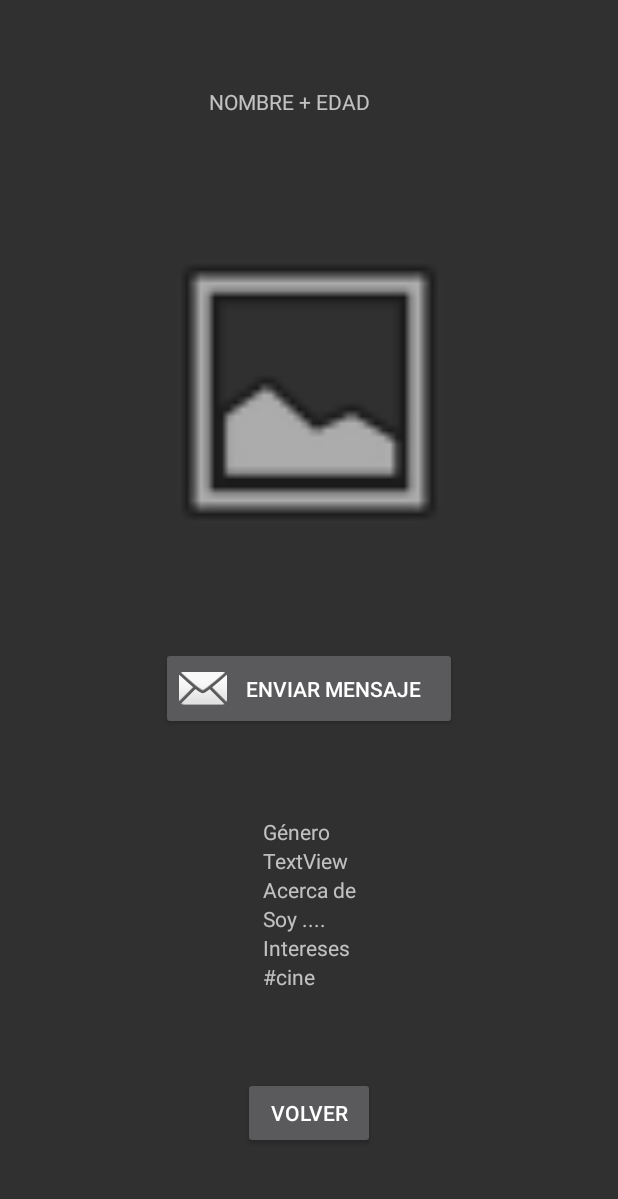
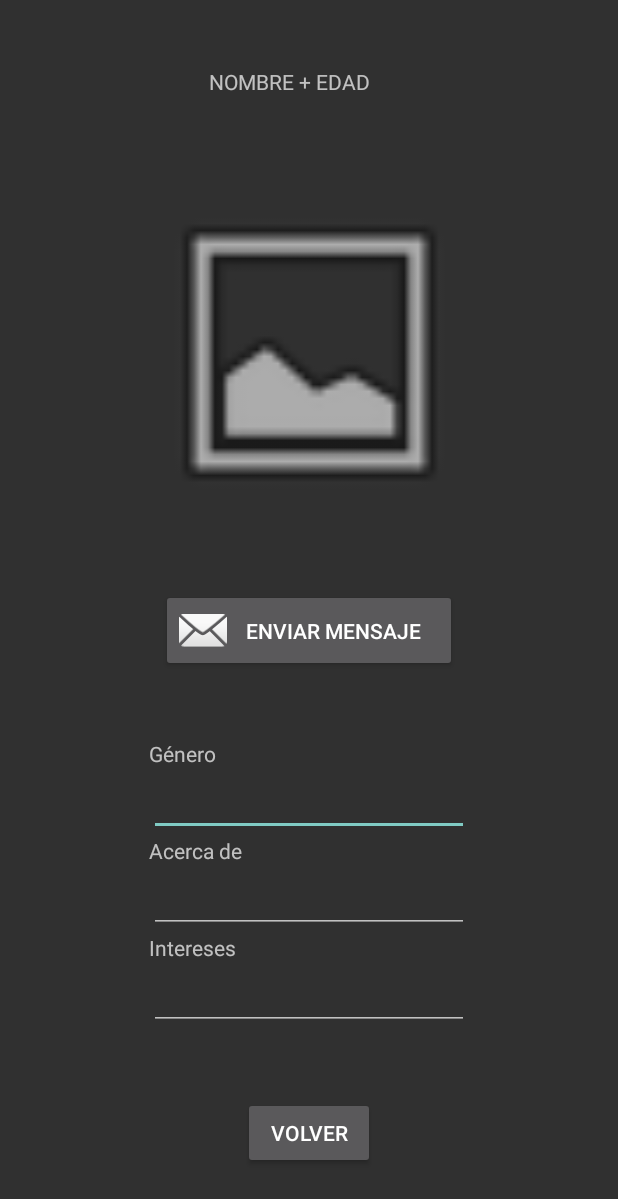
Before and after one commit to nuriale207/DAS, an Android app: the InfoUserActivity screen opened directly, with no data from a screen before it, on a phone screen of 412 x 824 dp. Shown: the top 1199 px of the screen. Run offline under Robolectric (Android 15) with nearby library versions, the phone set to English and light mode, and no system bars; our stand-ins replace Firebase (no records; nobody signed in at launch, a user with empty details on screens opened directly); pictures from the network do not load; Roboto replaces fonts that are not available here; 4 statements that could not run were skipped.

Commit message:
Mejorado info usuarios

```diff
--- a/app/src/main/java/com/example/das/InfoUserActivity.java
+++ b/app/src/main/java/com/example/das/InfoUserActivity.java
@@ -17,6 +17,7 @@ import android.preference.PreferenceManager;
 import android.util.Log;
 import android.view.View;
 import android.widget.Button;
+import android.widget.EditText;
 import android.widget.ImageView;
 import android.widget.TextView;
 
@@ -44,10 +45,10 @@ public class InfoUserActivity extends AppCompatActivity {
     private String intereses;
 
 
-    private TextView viewGenero;
+    private EditText viewGenero;
     private TextView viewNombreEdad;
-    private TextView viewDescripcion;
-    private TextView viewIntereses;
+    private EditText viewDescripcion;
+    private EditText viewIntereses;
 
     private ImageView imagen;
 
--- a/app/src/main/res/layout/activity_info_user.xml
+++ b/app/src/main/res/layout/activity_info_user.xml
@@ -50,11 +50,13 @@
                 android:layout_height="wrap_content"
                 android:text="Género" />
 
-            <TextView
+            <EditText
                 android:id="@+id/textViewGenero"
                 android:layout_width="match_parent"
                 android:layout_height="wrap_content"
-                android:text="TextView" />
+                android:clickable="false"
+                android:ems="10"
+                android:inputType="textPersonName" />
 
             <TextView
                 android:id="@+id/textViewAcercaDe"
@@ -62,11 +64,14 @@
                 android:layout_height="wrap_content"
                 android:text="Acerca de" />
 
-            <TextView
+            <EditText
                 android:id="@+id/textViewDescripcion"
                 android:layout_width="match_parent"
                 android:layout_height="wrap_content"
-                android:text="Soy ...." />
+                android:clickable="false"
+                android:ems="10"
+                android:gravity="start|top"
+                android:inputType="textMultiLine" />
 
             <TextView
                 android:id="@+id/textViewInteresesDe"
@@ -74,11 +79,12 @@
                 android:layout_height="wrap_content"
                 android:text="Intereses " />
 
-            <TextView
+            <EditText
                 android:id="@+id/textViewIntereses"
                 android:layout_width="match_parent"
                 android:layout_height="wrap_content"
-                android:text="#cine" />
+                android:ems="10"
+                android:inputType="textPersonName" />
 
         </LinearLayout>
     </ScrollView>
```
